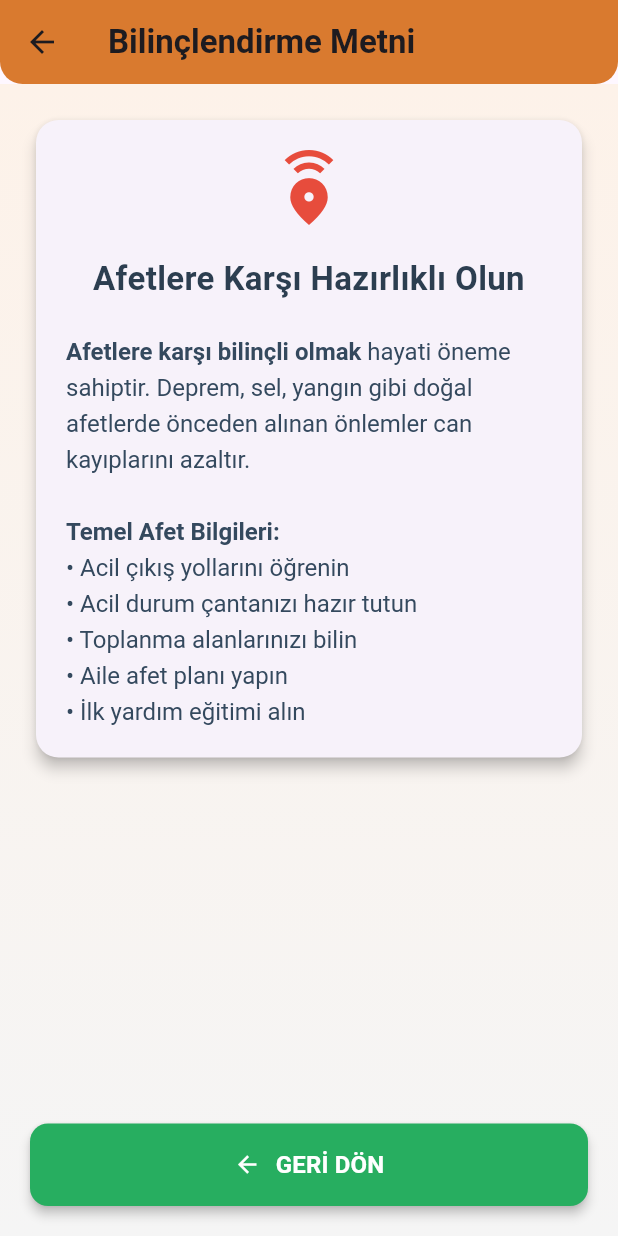
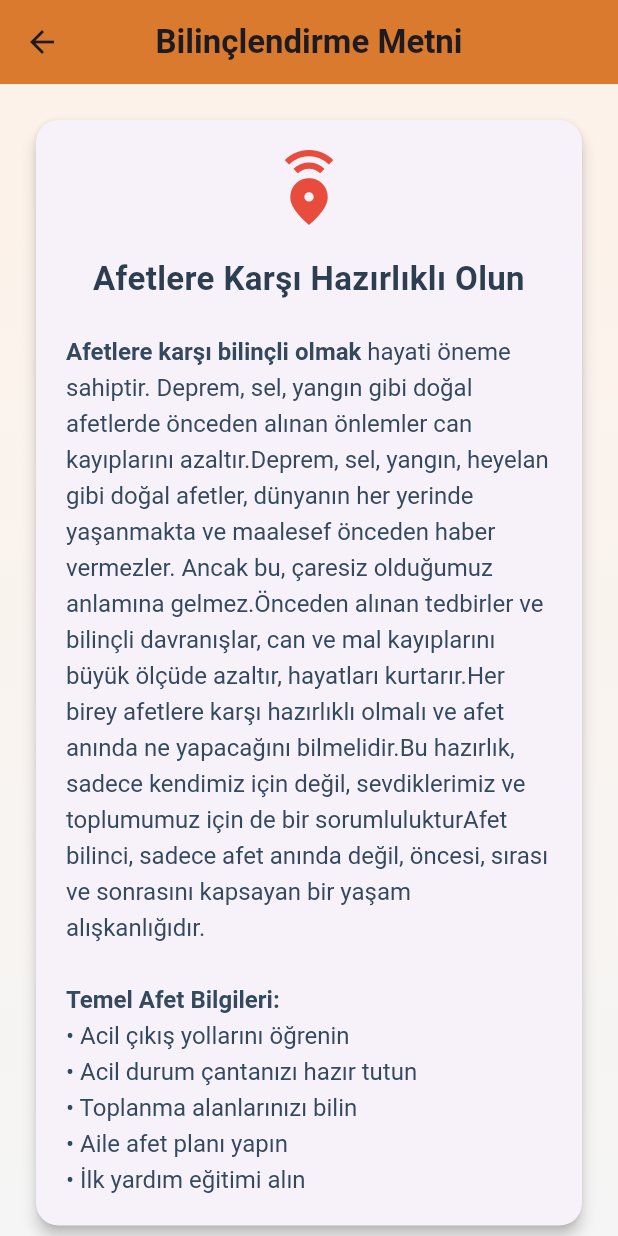
Before and after one commit to bulut1234790/AfetNet, a Flutter app: the EducationPage screen opened by its route, after a tap on "Afetlere Yönelik Bilinçlendirme", on a phone screen of 412 x 824 dp. Run offline on Flutter 3.47's test engine with Material 3 defaults, Android fonts, the phone set to English and light mode, and no system bars; our stand-ins replace audioplayers, flutter_compass, flutter_map, font_awesome_flutter, geolocator, latlong2 and 1 more; missing offline and left inert: charset_converter, torch_light; accounts and stored records are empty; network calls fail.

Commit message:
küçük düzenlemeler yapıldı

```diff
--- a/lib/main.dart
+++ b/lib/main.dart
@@ -35,7 +35,7 @@ class MyApp extends StatelessWidget {
     return MaterialApp(
       theme: settings.currentTheme,
       title: 'My App',
-      initialRoute: '/forum',
+      initialRoute: '/anasayfa',
       routes: {
         '/signin': (context) => SignInScreen(),
         '/register': (context) => RegisterScreen(),
--- a/lib/screens/education.dart
+++ b/lib/screens/education.dart
@@ -1,4 +1,3 @@
-import 'package:afetnet/screens/map_screen.dart';
 import 'package:flutter/material.dart';
 import 'package:url_launcher/url_launcher.dart';
 
@@ -52,9 +51,6 @@ class EducationPage extends StatelessWidget {
           },
         ),
         elevation: 5,
-        shape: const RoundedRectangleBorder(
-          borderRadius: BorderRadius.vertical(bottom: Radius.circular(15)),
-        ),
       ),
       body: Padding(
         padding: const EdgeInsets.all(20.0),
@@ -152,38 +148,7 @@ class EducationPage extends StatelessWidget {
                 },
               ),
             ),
-            const SizedBox(height: 20),
-            ElevatedButton(
-              style: ElevatedButton.styleFrom(
-                backgroundColor: const Color(0xFF27AE60),
-                padding: const EdgeInsets.symmetric(vertical: 16),
-                shape: RoundedRectangleBorder(
-                  borderRadius: BorderRadius.circular(12),
-                ),
-                elevation: 3,
-              ),
-              child: const Row(
-                mainAxisAlignment: MainAxisAlignment.center,
-                children: [
-                  Icon(Icons.home, color: Colors.white),
-                  SizedBox(width: 10),
-                  Text(
-                    "ANASAYFA",
-                    style: TextStyle(
-                      color: Colors.white,
-                      fontSize: 16,
-                      fontWeight: FontWeight.bold,
-                    ),
-                  ),
-                ],
-              ),
-              onPressed: () {
-                Navigator.push(
-                  context,
-                  MaterialPageRoute(builder: (context) => MapScreen()),
-                );
-              },
-            ),
+            const SizedBox(height: 50),
           ],
         ),
       ),
@@ -202,11 +167,9 @@ class InfoPage extends StatelessWidget {
           'Bilinçlendirme Metni',
           style: TextStyle(fontWeight: FontWeight.bold),
         ),
+        centerTitle: true,
         backgroundColor: const Color(0xFFE67F22),
         elevation: 5,
-        shape: const RoundedRectangleBorder(
-          borderRadius: BorderRadius.vertical(bottom: Radius.circular(15)),
-        ),
       ),
       body: Container(
         decoration: const BoxDecoration(
@@ -260,7 +223,11 @@ class InfoPage extends StatelessWidget {
                             ),
                             TextSpan(
                               text:
-                                  'hayati öneme sahiptir. Deprem, sel, yangın gibi doğal afetlerde önceden alınan önlemler can kayıplarını azaltır.\n\n',
+                                  'hayati öneme sahiptir. Deprem, sel, yangın gibi doğal afetlerde önceden alınan önlemler can kayıplarını azaltır.Deprem, sel, yangın, heyelan gibi doğal afetler, dünyanın her yerinde yaşanmakta ve maalesef önceden haber vermezler. Ancak bu, çaresiz olduğumuz anlamına gelmez.'
+                                  'Önceden alınan tedbirler ve bilinçli davranışlar, can ve mal kayıplarını büyük ölçüde azaltır, hayatları kurtarır.'
+                                  'Her birey afetlere karşı hazırlıklı olmalı ve afet anında ne yapacağını bilmelidir.'
+                                  'Bu hazırlık, sadece kendimiz için değil, sevdiklerimiz ve toplumumuz için de bir sorumluluktur'
+                                  'Afet bilinci, sadece afet anında değil, öncesi, sırası ve sonrasını kapsayan bir yaşam alışkanlığıdır.\n\n',
                             ),
                             TextSpan(
                               text: 'Temel Afet Bilgileri:\n',
@@ -281,36 +248,6 @@ class InfoPage extends StatelessWidget {
                   ),
                 ),
               ),
-              const Spacer(),
-              ElevatedButton(
-                style: ElevatedButton.styleFrom(
-                  backgroundColor: const Color(0xFF27AE60),
-                  padding: const EdgeInsets.symmetric(vertical: 16),
-                  shape: RoundedRectangleBorder(
-                    borderRadius: BorderRadius.circular(12),
-                  ),
-                  minimumSize: const Size.fromHeight(50),
-                  elevation: 3,
-                ),
-                child: const Row(
-                  mainAxisAlignment: MainAxisAlignment.center,
-                  children: [
-                    Icon(Icons.arrow_back, color: Colors.white),
-                    SizedBox(width: 10),
-                    Text(
-                      "GERİ DÖN",
-                      style: TextStyle(
-                        color: Colors.white,
-                        fontSize: 16,
-                        fontWeight: FontWeight.bold,
-                      ),
-                    ),
-                  ],
-                ),
-                onPressed: () {
-                  Navigator.pop(context);
-                },
-              ),
             ],
           ),
         ),
--- a/lib/screens/fener.dart
+++ b/lib/screens/fener.dart
@@ -49,13 +49,10 @@ class _FenerSayfasiState extends State<FenerSayfasi> {
             fontWeight: FontWeight.bold, // Başlığı daha belirgin yap
           ),
         ),
+        centerTitle: true,
         backgroundColor: Colors.grey.shade900, // AppBar rengini koyu gri yap
         foregroundColor: Colors.white, // Başlık ve ikon rengi
         elevation: 8, // AppBar'a gölge ekle
-        shape: const RoundedRectangleBorder(
-          // AppBar'ın alt kenarına yuvarlaklık ver
-          borderRadius: BorderRadius.vertical(bottom: Radius.circular(20)),
-        ),
       ),
       body: Container(
         // Ekranın tamamını kapla ve gradient arka plan ver
--- a/lib/screens/profile_screen.dart
+++ b/lib/screens/profile_screen.dart
@@ -27,7 +27,7 @@ class ProfileScreen extends StatelessWidget {
       home: Scaffold(
         appBar: AppBar(
           title: Text(
-            'AFETNET',
+            'Kişisel Bilgiler',
             style: TextStyle(
               fontWeight: FontWeight.bold,
               color: Color(0xFF4E342E),
--- a/lib/screens/settings.dart
+++ b/lib/screens/settings.dart
@@ -17,8 +17,8 @@ class SettingsScreen extends StatelessWidget {
           style: TextStyle(fontWeight: FontWeight.bold),
         ),
         centerTitle: true,
+        backgroundColor: Colors.orange,
         elevation: 0,
-        shape: const Border(bottom: BorderSide(color: Colors.grey, width: 0.5)),
       ),
       body: SingleChildScrollView(
         padding: const EdgeInsets.all(20.0),
--- a/lib/services/deprem_service.dart
+++ b/lib/services/deprem_service.dart
@@ -7,7 +7,7 @@ import 'package:charset_converter/charset_converter.dart'; // ← yeni eklendi
 class DepremService {
   static Future<List<Deprem>> fetchDepremler() async {
     final response = await http.get(
-      Uri.parse('http://10.0.2.2/afetnet-backend/sondeprem/fetch_deprem.php'),
+      Uri.parse('http://www.koeri.boun.edu.tr/scripts/lst7.asp'),
     );
     // Uri.parse('http://localhost/afetnet-backend/sondeprem/fetch_deprem.php
 
```
Also changed, not shown: lib/screens/duduk.dart (+2 -5 lines), lib/screens/menu.dart (+29 -19 lines), lib/screens/pusula.dart (+2 -5 lines).
